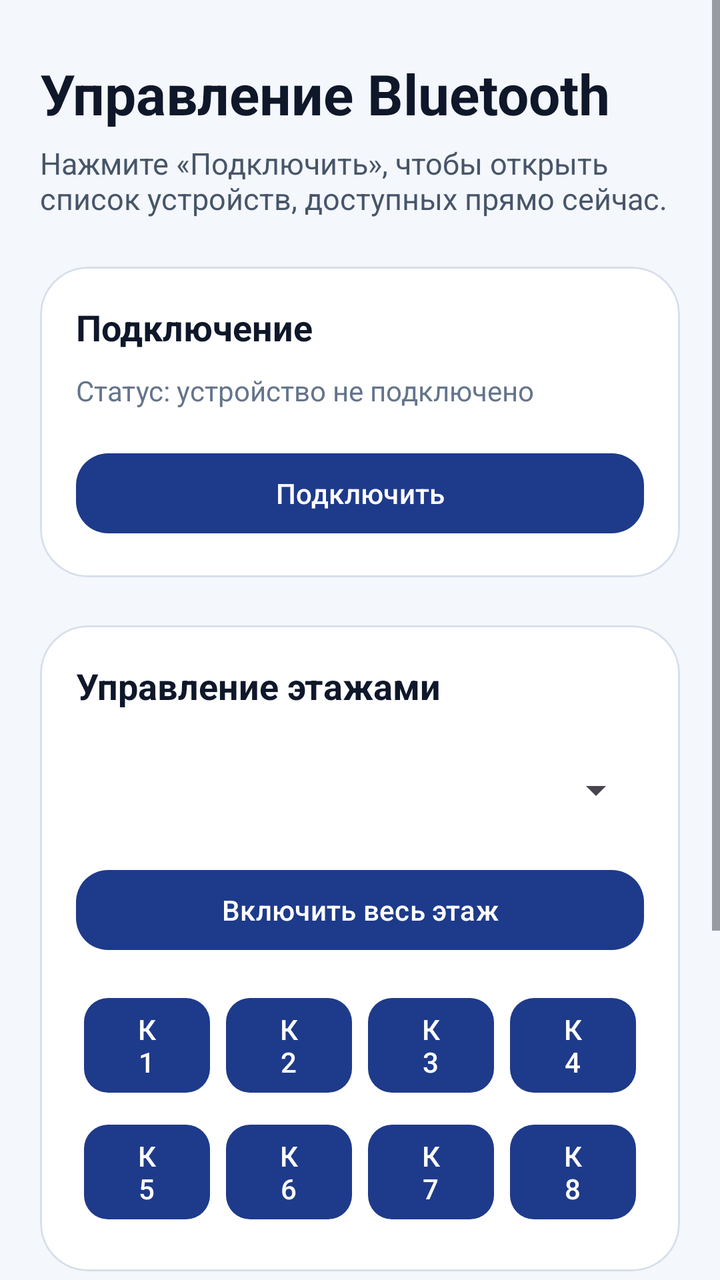
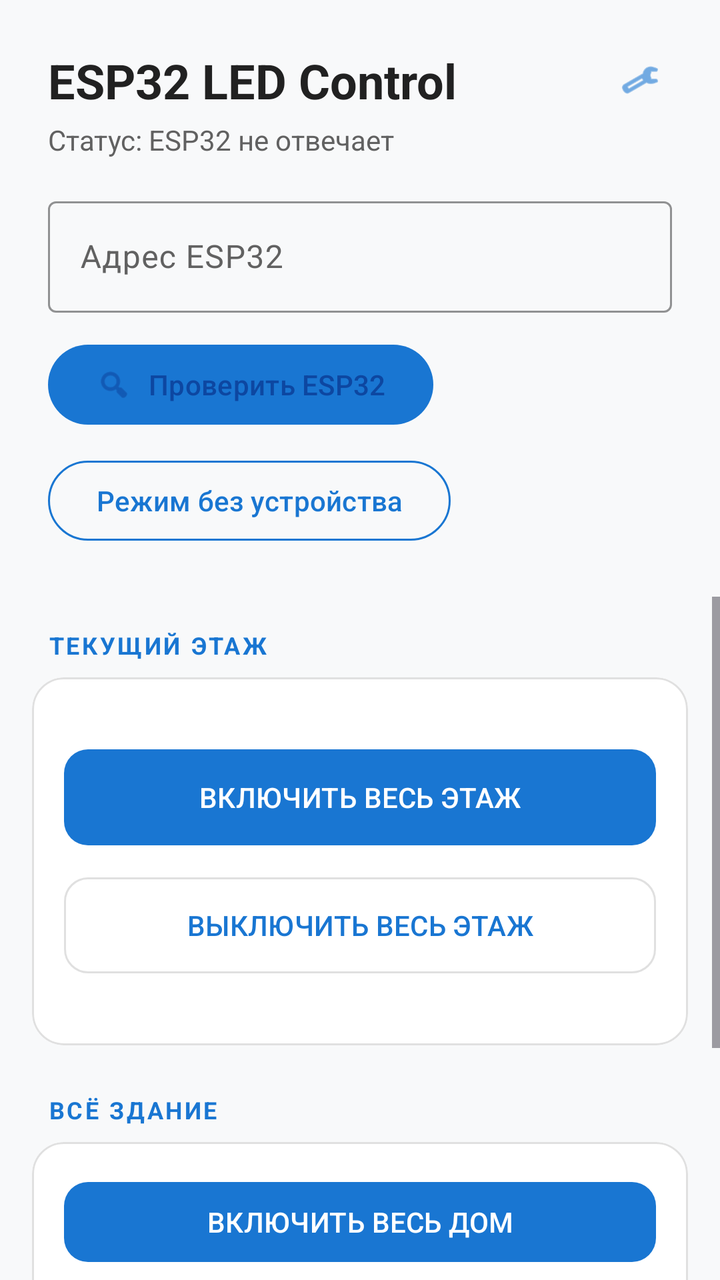

Two renders of the same Android screen: before a commit and after it. Below are the layout's source before the change and the commit's diff.
<!-- AndroidManifest.xml: application theme Theme.ApplicationLedControl -->
<!-- res/layout/activity_main.xml -->
<?xml version="1.0" encoding="utf-8"?>
<ScrollView xmlns:android="http://schemas.android.com/apk/res/android"
    xmlns:app="http://schemas.android.com/apk/res-auto"
    android:layout_width="match_parent"
    android:layout_height="match_parent"
    android:background="@color/app_background"
    android:fillViewport="true">

    <LinearLayout
        android:layout_width="match_parent"
        android:layout_height="wrap_content"
        android:orientation="vertical"
        android:padding="20dp">

        <TextView
            android:layout_width="match_parent"
            android:layout_height="wrap_content"
            android:layout_marginTop="8dp"
            android:text="@string/main_title"
            android:textColor="@color/on_background"
            android:textSize="28sp"
            android:textStyle="bold" />

        <TextView
            android:layout_width="match_parent"
            android:layout_height="wrap_content"
            android:layout_marginTop="6dp"
            android:text="@string/main_subtitle"
            android:textColor="@color/on_background_secondary"
            android:textSize="15sp" />

        <com.google.android.material.card.MaterialCardView
            android:layout_width="match_parent"
            android:layout_height="wrap_content"
            android:layout_marginTop="24dp"
            app:cardBackgroundColor="@color/surface"
            app:cardCornerRadius="24dp"
            app:cardElevation="0dp"
            app:strokeColor="@color/card_stroke"
            app:strokeWidth="1dp">

            <LinearLayout
                android:layout_width="match_parent"
                android:layout_height="wrap_content"
                android:orientation="vertical"
                android:padding="18dp">

                <TextView
                    android:layout_width="match_parent"
                    android:layout_height="wrap_content"
                    android:text="@string/device_section_title"
                    android:textColor="@color/on_surface"
                    android:textSize="18sp"
                    android:textStyle="bold" />

                <TextView
                    android:id="@+id/tvStatus"
                    android:layout_width="match_parent"
                    android:layout_height="wrap_content"
                    android:layout_marginTop="10dp"
                    android:text="@string/status_device_not_connected"
                    android:textColor="@color/on_surface_secondary"
                    android:textSize="14sp" />

                <com.google.android.material.button.MaterialButton
                    android:id="@+id/btnConnect"
                    android:layout_width="match_parent"
                    android:layout_height="wrap_content"
                    android:layout_marginTop="18dp"
                    android:text="@string/connect_device"
                    app:backgroundTint="@color/brand_primary"
                    app:cornerRadius="16dp" />
            </LinearLayout>
        </com.google.android.material.card.MaterialCardView>

        <com.google.android.material.card.MaterialCardView
            android:layout_width="match_parent"
            android:layout_height="wrap_content"
            android:layout_marginTop="24dp"
            app:cardBackgroundColor="@color/surface"
            app:cardCornerRadius="24dp"
            app:cardElevation="0dp"
            app:strokeColor="@color/card_stroke"
            app:strokeWidth="1dp">

            <LinearLayout
                android:layout_width="match_parent"
                android:layout_height="wrap_content"
                android:orientation="vertical"
                android:padding="18dp">

                <TextView
                    android:layout_width="match_parent"
                    android:layout_height="wrap_content"
                    android:text="@string/floor_control_title"
                    android:textColor="@color/on_surface"
                    android:textSize="18sp"
                    android:textStyle="bold" />

                <Spinner
                    android:id="@+id/spinnerFloor"
                    android:layout_width="match_parent"
                    android:layout_height="wrap_content"
                    android:layout_marginTop="16dp"
                    android:minHeight="48dp" />

                <com.google.android.material.button.MaterialButton
                    android:id="@+id/btnFloorOn"
                    android:layout_width="match_parent"
                    android:layout_height="wrap_content"
                    android:layout_marginTop="12dp"
                    android:text="@string/action_floor_on"
                    app:backgroundTint="@color/brand_primary"
                    app:cornerRadius="16dp" />

                <GridLayout
                    android:layout_width="match_parent"
                    android:layout_height="wrap_content"
                    android:layout_marginTop="12dp"
                    android:columnCount="4"
                    android:rowCount="2">

                    <com.google.android.material.button.MaterialButton android:id="@+id/btnRoom1" android:layout_width="0dp" android:layout_height="wrap_content" android:layout_columnWeight="1" android:layout_margin="4dp" android:text="К1" app:cornerRadius="12dp" />
                    <com.google.android.material.button.MaterialButton android:id="@+id/btnRoom2" android:layout_width="0dp" android:layout_height="wrap_content" android:layout_columnWeight="1" android:layout_margin="4dp" android:text="К2" app:cornerRadius="12dp" />
                    <com.google.android.material.button.MaterialButton android:id="@+id/btnRoom3" android:layout_width="0dp" android:layout_height="wrap_content" android:layout_columnWeight="1" android:layout_margin="4dp" android:text="К3" app:cornerRadius="12dp" />
                    <com.google.android.material.button.MaterialButton android:id="@+id/btnRoom4" android:layout_width="0dp" android:layout_height="wrap_content" android:layout_columnWeight="1" android:layout_margin="4dp" android:text="К4" app:cornerRadius="12dp" />
                    <com.google.android.material.button.MaterialButton android:id="@+id/btnRoom5" android:layout_width="0dp" android:layout_height="wrap_content" android:layout_columnWeight="1" android:layout_margin="4dp" android:text="К5" app:cornerRadius="12dp" />
                    <com.google.android.material.button.MaterialButton android:id="@+id/btnRoom6" android:layout_width="0dp" android:layout_height="wrap_content" android:layout_columnWeight="1" android:layout_margin="4dp" android:text="К6" app:cornerRadius="12dp" />
                    <com.google.android.material.button.MaterialButton android:id="@+id/btnRoom7" android:layout_width="0dp" android:layout_height="wrap_content" android:layout_columnWeight="1" android:layout_margin="4dp" android:text="К7" app:cornerRadius="12dp" />
                    <com.google.android.material.button.MaterialButton android:id="@+id/btnRoom8" android:layout_width="0dp" android:layout_height="wrap_content" android:layout_columnWeight="1" android:layout_margin="4dp" android:text="К8" app:cornerRadius="12dp" />
                </GridLayout>
            </LinearLayout>
        </com.google.android.material.card.MaterialCardView>

        <TextView
            android:layout_width="match_parent"
            android:layout_height="wrap_content"
            android:layout_marginTop="24dp"
            android:text="@string/actions_title"
            android:textColor="@color/on_background"
            android:textSize="18sp"
            android:textStyle="bold" />

        <com.google.android.material.button.MaterialButton
            android:id="@+id/btnAllOn"
            android:layout_width="match_parent"
            android:layout_height="wrap_content"
            android:layout_marginTop="12dp"
            android:text="@string/action_all_on"
            app:backgroundTint="@color/brand_primary"
            app:cornerRadius="16dp" />

        <com.google.android.material.button.MaterialButton
            android:id="@+id/btnAuto"
            android:layout_width="match_parent"
            android:layout_height="wrap_content"
            android:layout_marginTop="10dp"
            android:text="@string/action_auto"
            app:backgroundTint="@color/brand_primary"
            app:cornerRadius="16dp" />

        <com.google.android.material.button.MaterialButton
            android:id="@+id/btnOff"
            android:layout_width="match_parent"
            android:layout_height="wrap_content"
            android:layout_marginTop="10dp"
            android:text="@string/action_all_off"
            app:backgroundTint="@color/brand_primary"
            app:cornerRadius="16dp" />
    </LinearLayout>
</ScrollView>
<!-- resources referenced by this layout -->
<resources>
  <color name="app_background">#F4F7FB</color>
  <color name="brand_primary">#1E3A8A</color>
  <color name="card_stroke">#D7DFEA</color>
  <color name="on_background">#0F172A</color>
  <color name="on_background_secondary">#475569</color>
  <color name="on_surface">#0F172A</color>
  <color name="on_surface_secondary">#64748B</color>
  <color name="surface">#FFFFFF</color>
  <string name="action_all_off">Выключить всё</string>
  <string name="action_all_on">Включить всё</string>
  <string name="action_auto">Авто-режим</string>
  <string name="action_floor_on">Включить весь этаж</string>
  <string name="actions_title">Команды</string>
  <string name="connect_device">Подключить</string>
  <string name="device_section_title">Подключение</string>
  <string name="floor_control_title">Управление этажами</string>
  <string name="main_subtitle">Нажмите «Подключить», чтобы открыть список устройств, доступных прямо сейчас.</string>
  <string name="main_title">Управление Bluetooth</string>
  <string name="status_device_not_connected">Статус: устройство не подключено</string>
  <style name="Theme.ApplicationLedControl" parent="Theme.Material3.DayNight.NoActionBar">
          <item name="colorPrimary">@color/brand_primary</item>
          <item name="colorOnPrimary">@color/on_primary</item>
          <item name="colorSecondary">@color/brand_secondary</item>
          <item name="colorOnSecondary">@color/on_secondary</item>
          <item name="colorTertiary">@color/brand_tertiary</item>
          <item name="colorOnTertiary">@color/on_tertiary</item>
          <item name="android:statusBarColor">@color/app_background</item>
          <item name="android:navigationBarColor">@color/app_background</item>
      </style>
  <color name="on_primary">#FFFFFF</color>
  <color name="brand_secondary">#0F766E</color>
  <color name="on_secondary">#FFFFFF</color>
  <color name="brand_tertiary">#7C3AED</color>
  <color name="on_tertiary">#FFFFFF</color>
</resources>

<!-- the commit's change to res/layout/activity_main.xml (unified diff, before → after) -->
@@ -1,171 +1,230 @@
 <?xml version="1.0" encoding="utf-8"?>
-<ScrollView xmlns:android="http://schemas.android.com/apk/res/android"
+<androidx.constraintlayout.widget.ConstraintLayout xmlns:android="http://schemas.android.com/apk/res/android"
     xmlns:app="http://schemas.android.com/apk/res-auto"
+    xmlns:tools="http://schemas.android.com/tools"
     android:layout_width="match_parent"
     android:layout_height="match_parent"
-    android:background="@color/app_background"
-    android:fillViewport="true">
-
+    android:background="?attr/colorSurface"
+    tools:context=".MainActivity">
+
+    
     <LinearLayout
+        android:id="@+id/headerLayout"
         android:layout_width="match_parent"
         android:layout_height="wrap_content"
         android:orientation="vertical"
-        android:padding="20dp">
+        android:padding="24dp"
+        app:layout_constraintTop_toTopOf="parent">
 
         <TextView
+            android:layout_width="wrap_content"
+            android:layout_height="wrap_content"
+            android:text="@string/app_name"
+            android:textColor="?attr/colorOnSurface"
+            android:textSize="24sp"
+            android:textStyle="bold" />
+
+        <TextView
+            android:id="@+id/tvStatus"
+            android:layout_width="wrap_content"
+            android:layout_height="wrap_content"
+            android:layout_marginTop="4dp"
+            android:text="@string/status_device_not_connected"
+            android:textColor="?attr/colorOnSurfaceVariant"
+            android:textSize="14sp" />
+
+        <com.google.android.material.textfield.TextInputLayout
             android:layout_width="match_parent"
             android:layout_height="wrap_content"
-            android:layout_marginTop="8dp"
-            android:text="@string/main_title"
-            android:textColor="@color/on_background"
-            android:textSize="28sp"
-            android:textStyle="bold" />
-
-        <TextView
+            android:layout_marginTop="16dp"
+            android:hint="@string/esp32_host_label"
+            app:boxBackgroundMode="outline"
+            app:boxStrokeColor="?attr/colorPrimary">
+
+            <com.google.android.material.textfield.TextInputEditText
+                android:id="@+id/etEsp32Host"
+                android:layout_width="match_parent"
+                android:layout_height="wrap_content"
+                android:inputType="textUri"
+                android:singleLine="true"
+                android:textColor="?attr/colorOnSurface"
+                android:textColorHint="?attr/colorOnSurfaceVariant" />
+        </com.google.android.material.textfield.TextInputLayout>
+
+        <com.google.android.material.button.MaterialButton
+            android:id="@+id/btnConnect"
+            style="@style/Widget.Material3.Button.TonalButton"
+            android:layout_width="wrap_content"
+            android:layout_height="wrap_content"
+            android:layout_marginTop="12dp"
+            android:text="@string/connect_esp32"
+            app:backgroundTint="?attr/colorPrimary"
+            app:icon="@android:drawable/ic_menu_search" />
+
+        <com.google.android.material.button.MaterialButton
+            android:id="@+id/btnOfflineMode"
+            style="@style/Widget.Material3.Button.OutlinedButton"
+            android:layout_width="wrap_content"
+            android:layout_height="wrap_content"
+            android:layout_marginTop="10dp"
+            android:text="@string/offline_mode_off"
+            app:strokeColor="?attr/colorPrimary"
+            android:textColor="?attr/colorPrimary" />
+    </LinearLayout>
+
+    <ScrollView
+        android:layout_width="match_parent"
+        android:layout_height="0dp"
+        android:clipToPadding="false"
+        android:paddingBottom="24dp"
+        app:layout_constraintBottom_toBottomOf="parent"
+        app:layout_constraintTop_toBottomOf="@id/headerLayout">
+
+        <LinearLayout
             android:layout_width="match_parent"
             android:layout_height="wrap_content"
-            android:layout_marginTop="6dp"
-            android:text="@string/main_subtitle"
-            android:textColor="@color/on_background_secondary"
-            android:textSize="15sp" />
-
-        <com.google.android.material.card.MaterialCardView
-            android:layout_width="match_parent"
-            android:layout_height="wrap_content"
-            android:layout_marginTop="24dp"
-            app:cardBackgroundColor="@color/surface"
-            app:cardCornerRadius="24dp"
-            app:cardElevation="0dp"
-            app:strokeColor="@color/card_stroke"
-            app:strokeWidth="1dp">
-
-            <LinearLayout
+            android:orientation="vertical"
+            android:padding="16dp">
+
+            
+            <TextView
+                android:layout_width="wrap_content"
+                android:layout_height="wrap_content"
+                android:layout_marginStart="8dp"
+                android:layout_marginBottom="8dp"
+                android:text="@string/floor_control_title"
+                android:textColor="?attr/colorPrimary"
+                android:textSize="12sp"
+                android:textStyle="bold"
+                android:letterSpacing="0.1" />
+
+            <com.google.android.material.card.MaterialCardView
                 android:layout_width="match_parent"
                 android:layout_height="wrap_content"
-                android:orientation="vertical"
-                android:padding="18dp">
-
-                <TextView
+                app:cardBackgroundColor="?attr/colorSurfaceVariant"
+                app:cardCornerRadius="16dp"
+                app:cardElevation="0dp"
+                app:strokeColor="?attr/colorOutline"
+                app:strokeWidth="1dp">
+
+                <LinearLayout
                     android:layout_width="match_parent"
                     android:layout_height="wrap_content"
-                    android:text="@string/device_section_title"
-                    android:textColor="@color/on_surface"
-                    android:textSize="18sp"
-                    android:textStyle="bold" />
-
-                <TextView
-                    android:id="@+id/tvStatus"
+                    android:orientation="vertical"
+                    android:padding="16dp">
+
+                    <HorizontalScrollView
+                        android:layout_width="match_parent"
+                        android:layout_height="wrap_content"
+                        android:scrollbars="none">
+
+                        <com.google.android.material.chip.ChipGroup
+                            android:id="@+id/floorChipGroup"
+                            android:layout_width="wrap_content"
+                            android:layout_height="wrap_content"
+                            app:singleLine="true"
+                            app:singleSelection="true">
+                            
+                        </com.google.android.material.chip.ChipGroup>
+                    </HorizontalScrollView>
+
+                    <com.google.android.material.button.MaterialButton
+                        android:id="@+id/btnFloorOn"
+                        android:layout_width="match_parent"
+                        android:layout_height="56dp"
+                        android:layout_marginTop="16dp"
+                        android:text="@string/action_floor_on"
+                        app:backgroundTint="?attr/colorPrimary"
+                        app:cornerRadius="12dp" />
+
+                    <com.google.android.material.button.MaterialButton
+                        android:id="@+id/btnFloorOff"
+                        style="@style/Widget.Material3.Button.OutlinedButton"
+                        android:layout_width="match_parent"
+                        android:layout_height="56dp"
+                        android:layout_marginTop="8dp"
+                        android:text="@string/action_floor_off"
+                        app:cornerRadius="12dp" />
+
+                    <android.widget.GridLayout
+                        android:id="@+id/roomGrid"
+                        android:layout_width="match_parent"
+                        android:layout_height="wrap_content"
+                        android:layout_marginTop="16dp"
+                        android:columnCount="4">
+                        
+                    </android.widget.GridLayout>
+                </LinearLayout>
+            </com.google.android.material.card.MaterialCardView>
+
+            
+            <TextView
+                android:layout_width="wrap_content"
+                android:layout_height="wrap_content"
+                android:layout_marginStart="8dp"
+                android:layout_marginTop="24dp"
+                android:layout_marginBottom="8dp"
+                android:text="@string/actions_title"
+                android:textColor="?attr/colorPrimary"
+                android:textSize="12sp"
+                android:textStyle="bold"
+                android:letterSpacing="0.1" />
+
+            <com.google.android.material.card.MaterialCardView
+                android:layout_width="match_parent"
+                android:layout_height="wrap_content"
+                app:cardBackgroundColor="?attr/colorSurfaceVariant"
+                app:cardCornerRadius="16dp"
+                app:cardElevation="0dp"
+                app:strokeColor="?attr/colorOutline"
+                app:strokeWidth="1dp">
+
+                <LinearLayout
                     android:layout_width="match_parent"
                     android:layout_height="wrap_content"
-                    android:layout_marginTop="10dp"
-                    android:text="@string/status_device_not_connected"
-                    android:textColor="@color/on_surface_secondary"
-                    android:textSize="14sp" />
-
-                <com.google.android.material.button.MaterialButton
-                    android:id="@+id/btnConnect"
-                    android:layout_width="match_parent"
-                    android:layout_height="wrap_content"
-                    android:layout_marginTop="18dp"
-                    android:text="@string/connect_device"
-                    app:backgroundTint="@color/brand_primary"
-                    app:cornerRadius="16dp" />
-            </LinearLayout>
-        </com.google.android.material.card.MaterialCardView>
-
-        <com.google.android.material.card.MaterialCardView
-            android:layout_width="match_parent"
-            android:layout_height="wrap_content"
-            android:layout_marginTop="24dp"
-            app:cardBackgroundColor="@color/surface"
-            app:cardCornerRadius="24dp"
-            app:cardElevation="0dp"
-            app:strokeColor="@color/card_stroke"
-            app:strokeWidth="1dp">
-
-            <LinearLayout
-                android:layout_width="match_parent"
-                android:layout_height="wrap_content"
-                android:orientation="vertical"
-                android:padding="18dp">
-
-                <TextView
-                    android:layout_width="match_parent"
-                    android:layout_height="wrap_content"
-                    android:text="@string/floor_control_title"
-                    android:textColor="@color/on_surface"
-                    android:textSize="18sp"
-                    android:textStyle="bold" />
-
-                <Spinner
-                    android:id="@+id/spinnerFloor"
-                    android:layout_width="match_parent"
-                    android:layout_height="wrap_content"
-                    android:layout_marginTop="16dp"
-                    android:minHeight="48dp" />
-
-                <com.google.android.material.button.MaterialButton
-                    android:id="@+id/btnFloorOn"
-                    android:layout_width="match_parent"
-                    android:layout_height="wrap_content"
-                    android:layout_marginTop="12dp"
-                    android:text="@string/action_floor_on"
-                    app:backgroundTint="@color/brand_primary"
-                    app:cornerRadius="16dp" />
-
-                <GridLayout
-                    android:layout_width="match_parent"
-                    android:layout_height="wrap_content"
-                    android:layout_marginTop="12dp"
-                    android:columnCount="4"
-                    android:rowCount="2">
-
-                    <com.google.android.material.button.MaterialButton android:id="@+id/btnRoom1" android:layout_width="0dp" android:layout_height="wrap_content" android:layout_columnWeight="1" android:layout_margin="4dp" android:text="К1" app:cornerRadius="12dp" />
-                    <com.google.android.material.button.MaterialButton android:id="@+id/btnRoom2" android:layout_width="0dp" android:layout_height="wrap_content" android:layout_columnWeight="1" android:layout_margin="4dp" android:text="К2" app:cornerRadius="12dp" />
-                    <com.google.android.material.button.MaterialButton android:id="@+id/btnRoom3" android:layout_width="0dp" android:layout_height="wrap_content" android:layout_columnWeight="1" android:layout_margin="4dp" android:text="К3" app:cornerRadius="12dp" />
-                    <com.google.android.material.button.MaterialButton android:id="@+id/btnRoom4" android:layout_width="0dp" android:layout_height="wrap_content" android:layout_columnWeight="1" android:layout_margin="4dp" android:text="К4" app:cornerRadius="12dp" />
-                    <com.google.android.material.button.MaterialButton android:id="@+id/btnRoom5" android:layout_width="0dp" android:layout_height="wrap_content" android:layout_columnWeight="1" android:layout_margin="4dp" android:text="К5" app:cornerRadius="12dp" />
-                    <com.google.android.material.button.MaterialButton android:id="@+id/btnRoom6" android:layout_width="0dp" android:layout_height="wrap_content" android:layout_columnWeight="1" android:layout_margin="4dp" android:text="К6" app:cornerRadius="12dp" />
-                    <com.google.android.material.button.MaterialButton android:id="@+id/btnRoom7" android:layout_width="0dp" android:layout_height="wrap_content" android:layout_columnWeight="1" android:layout_margin="4dp" android:text="К7" app:cornerRadius="12dp" />
-                    <com.google.android.material.button.MaterialButton android:id="@+id/btnRoom8" android:layout_width="0dp" android:layout_height="wrap_content" android:layout_columnWeight="1" android:layout_margin="4dp" android:text="К8" app:cornerRadius="12dp" />
-                </GridLayout>
-            </LinearLayout>
-        </com.google.android.material.card.MaterialCardView>
-
-        <TextView
-            android:layout_width="match_parent"
-            android:layout_height="wrap_content"
-            android:layout_marginTop="24dp"
-            android:text="@string/actions_title"
-            android:textColor="@color/on_background"
-            android:textSize="18sp"
-            android:textStyle="bold" />
-
-        <com.google.android.material.button.MaterialButton
-            android:id="@+id/btnAllOn"
-            android:layout_width="match_parent"
-            android:layout_height="wrap_content"
-            android:layout_marginTop="12dp"
-            android:text="@string/action_all_on"
-            app:backgroundTint="@color/brand_primary"
-            app:cornerRadius="16dp" />
-
-        <com.google.android.material.button.MaterialButton
-            android:id="@+id/btnAuto"
-            android:layout_width="match_parent"
-            android:layout_height="wrap_content"
-            android:layout_marginTop="10dp"
-            android:text="@string/action_auto"
-            app:backgroundTint="@color/brand_primary"
-            app:cornerRadius="16dp" />
-
-        <com.google.android.material.button.MaterialButton
-            android:id="@+id/btnOff"
-            android:layout_width="match_parent"
-            android:layout_height="wrap_content"
-            android:layout_marginTop="10dp"
-            android:text="@string/action_all_off"
-            app:backgroundTint="@color/brand_primary"
-            app:cornerRadius="16dp" />
-    </LinearLayout>
-</ScrollView>
+                    android:orientation="vertical"
+                    android:padding="16dp">
+
+                    <com.google.android.material.button.MaterialButton
+                        android:id="@+id/btnAllOn"
+                        android:layout_width="match_parent"
+                        android:layout_height="wrap_content"
+                        android:text="@string/action_all_on"
+                        app:cornerRadius="12dp" />
+
+                    <com.google.android.material.button.MaterialButton
+                        android:id="@+id/btnAuto"
+                        style="@style/Widget.Material3.Button.OutlinedButton"
+                        android:layout_width="match_parent"
+                        android:layout_height="wrap_content"
+                        android:layout_marginTop="8dp"
+                        android:text="@string/action_auto"
+                        app:cornerRadius="12dp" />
+
+                    <com.google.android.material.button.MaterialButton
+                        android:id="@+id/btnOff"
+                        style="@style/Widget.Material3.Button.TextButton"
+                        android:layout_width="match_parent"
+                        android:layout_height="wrap_content"
+                        android:layout_marginTop="8dp"
+                        android:text="@string/action_all_off"
+                        android:textColor="?attr/colorOnSurfaceVariant" />
+                </LinearLayout>
+            </com.google.android.material.card.MaterialCardView>
+
+        </LinearLayout>
+    </ScrollView>
+
+    
+    <com.google.android.material.button.MaterialButton
+        android:id="@+id/btnSettings"
+        style="@style/Widget.Material3.Button.IconButton"
+        android:layout_width="wrap_content"
+        android:layout_height="wrap_content"
+        android:layout_margin="16dp"
+        app:icon="@android:drawable/ic_menu_preferences"
+        app:iconTint="?attr/colorPrimary"
+        app:layout_constraintEnd_toEndOf="parent"
+        app:layout_constraintTop_toTopOf="parent" />
+
+</androidx.constraintlayout.widget.ConstraintLayout>
<!-- resource entries referenced after the edit -->
@@ -1,38 +1,47 @@
 <!-- resources referenced by this layout -->
 <resources>
-  <color name="app_background">#F4F7FB</color>
-  <color name="brand_primary">#1E3A8A</color>
-  <color name="card_stroke">#D7DFEA</color>
-  <color name="on_background">#0F172A</color>
-  <color name="on_background_secondary">#475569</color>
-  <color name="on_surface">#0F172A</color>
-  <color name="on_surface_secondary">#64748B</color>
-  <color name="surface">#FFFFFF</color>
-  <string name="action_all_off">Выключить всё</string>
-  <string name="action_all_on">Включить всё</string>
-  <string name="action_auto">Авто-режим</string>
-  <string name="action_floor_on">Включить весь этаж</string>
-  <string name="actions_title">Команды</string>
-  <string name="connect_device">Подключить</string>
-  <string name="device_section_title">Подключение</string>
-  <string name="floor_control_title">Управление этажами</string>
-  <string name="main_subtitle">Нажмите «Подключить», чтобы открыть список устройств, доступных прямо сейчас.</string>
-  <string name="main_title">Управление Bluetooth</string>
-  <string name="status_device_not_connected">Статус: устройство не подключено</string>
+  <string name="action_all_off">ВЫКЛЮЧИТЬ ВЕСЬ ДОМ</string>
+  <string name="action_all_on">ВКЛЮЧИТЬ ВЕСЬ ДОМ</string>
+  <string name="action_auto">АВТОМАТИЧЕСКИЙ РЕЖИМ</string>
+  <string name="action_floor_off">ВЫКЛЮЧИТЬ ВЕСЬ ЭТАЖ</string>
+  <string name="action_floor_on">ВКЛЮЧИТЬ ВЕСЬ ЭТАЖ</string>
+  <string name="actions_title">ВСЁ ЗДАНИЕ</string>
+  <string name="app_name">ESP32 LED Control</string>
+  <string name="connect_esp32">Проверить ESP32</string>
+  <string name="esp32_host_label">Адрес ESP32</string>
+  <string name="floor_control_title">ТЕКУЩИЙ ЭТАЖ</string>
+  <string name="offline_mode_off">Режим без устройства</string>
+  <string name="status_device_not_connected">Статус: ESP32 не отвечает</string>
   <style name="Theme.ApplicationLedControl" parent="Theme.Material3.DayNight.NoActionBar">
+          
           <item name="colorPrimary">@color/brand_primary</item>
-          <item name="colorOnPrimary">@color/on_primary</item>
-          <item name="colorSecondary">@color/brand_secondary</item>
-          <item name="colorOnSecondary">@color/on_secondary</item>
-          <item name="colorTertiary">@color/brand_tertiary</item>
-          <item name="colorOnTertiary">@color/on_tertiary</item>
-          <item name="android:statusBarColor">@color/app_background</item>
-          <item name="android:navigationBarColor">@color/app_background</item>
+          <item name="colorOnPrimary">@color/white</item>
+          <item name="colorPrimaryContainer">@color/brand_primary_container</item>
+          <item name="colorOnPrimaryContainer">@color/on_primary_container</item>
+          <item name="colorSecondary">@color/brand_primary</item>
+          <item name="colorOnSecondary">@color/white</item>
+          <item name="colorSecondaryContainer">@color/brand_primary_container</item>
+          <item name="colorOnSecondaryContainer">@color/on_primary_container</item>
+          <item name="colorTertiary">@color/brand_primary</item>
+          <item name="colorOnTertiary">@color/white</item>
+          <item name="colorTertiaryContainer">@color/brand_primary_container</item>
+          <item name="colorOnTertiaryContainer">@color/on_primary_container</item>
+          <item name="android:windowBackground">@color/app_background</item>
+          <item name="colorSurface">@color/app_background</item>
+          <item name="colorOnSurface">@color/on_surface_main</item>
+          <item name="colorSurfaceVariant">@color/surface_panel</item>
+          <item name="colorOnSurfaceVariant">@color/on_surface_sub</item>
+          <item name="colorOutline">#E0E0E0</item>
+          <item name="colorOutlineVariant">@color/outline_variant</item>
       </style>
-  <color name="on_primary">#FFFFFF</color>
-  <color name="brand_secondary">#0F766E</color>
-  <color name="on_secondary">#FFFFFF</color>
-  <color name="brand_tertiary">#7C3AED</color>
-  <color name="on_tertiary">#FFFFFF</color>
+  <color name="brand_primary">#1976D2</color>
+  <color name="white">#FFFFFFFF</color>
+  <color name="brand_primary_container">#D6E8FF</color>
+  <color name="on_primary_container">#0D47A1</color>
+  <color name="app_background">#F8F9FA</color>
+  <color name="on_surface_main">#212121</color>
+  <color name="surface_panel">#FFFFFF</color>
+  <color name="on_surface_sub">#616161</color>
+  <color name="outline_variant">#D0D7E2</color>
 </resources>
 
